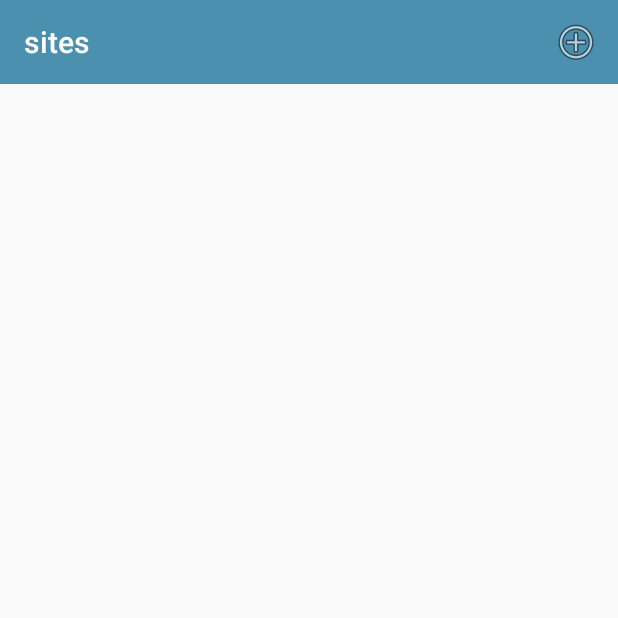
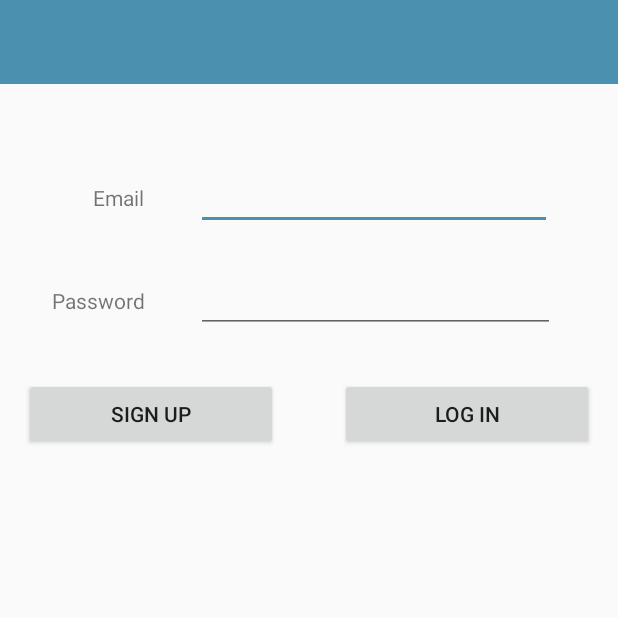
Before and after one commit to MasiSchneider/KAPK_archeological_sites, an Android app: the screen it shows after launch (SiteListActivity before the commit, LoginAcitivity after it), on a phone screen of 412 x 824 dp, the top half of it. Run offline under Robolectric (Android 15) with nearby library versions, the phone set to English and light mode, and no system bars; 1 statement that could not run was skipped.

Commit message:
V2 - Additional Features: Signup/Login, User Persistence (JSON), Logout

```diff
--- a/app/src/main/java/org/wit/sites/activities/SiteListActivity.kt
+++ b/app/src/main/java/org/wit/sites/activities/SiteListActivity.kt
@@ -11,6 +11,7 @@ import org.jetbrains.anko.intentFor
 
 import org.jetbrains.anko.startActivityForResult
 import org.wit.sites.R
+import org.wit.sites.activities.login.LoginAcitivity
 import org.wit.sites.main.MainApp
 import org.wit.sites.models.SiteModel
 
@@ -23,7 +24,7 @@ class SiteListActivity : AppCompatActivity(), SiteListener {
         setContentView(R.layout.activity_site_list)
         app = application as MainApp
 
-        toolbar.title = title
+        toolbar.title = "${title}: ${app.user.email}"
         setSupportActionBar(toolbar)
 
         val layoutManager = LinearLayoutManager(this)
@@ -39,6 +40,8 @@ class SiteListActivity : AppCompatActivity(), SiteListener {
     override fun onOptionsItemSelected(item: MenuItem): Boolean {
         when (item.itemId) {
             R.id.item_add -> startActivityForResult<SiteActivity>(0)
+            R.id.item_settings -> startActivityForResult<SettingsActivity>(0)
+            R.id.item_logout -> startActivityForResult<LoginAcitivity>(0)
         }
         return super.onOptionsItemSelected(item)
     }
--- a/app/src/main/java/org/wit/sites/activities/SplashActivity.kt
+++ b/app/src/main/java/org/wit/sites/activities/SplashActivity.kt
@@ -8,6 +8,7 @@ import kotlinx.android.synthetic.main.activity_splash.*
 import org.jetbrains.anko.doAsync
 import org.jetbrains.anko.uiThread
 import org.wit.sites.R
+import org.wit.sites.activities.login.LoginAcitivity
 import java.util.*
 
 
@@ -20,7 +21,7 @@ class SplashActivity : AppCompatActivity() {
             override fun onTick(millisUntilFinished: Long) {
             }
             override fun onFinish() {
-                startActivity(Intent(applicationContext, SiteListActivity::class.java))
+                startActivity(Intent(applicationContext, LoginAcitivity::class.java))
             }
         }.start()
     }
--- /dev/null
+++ b/app/src/main/java/org/wit/sites/activities/login/LoginAcitivity.kt
@@ -0,0 +1,68 @@
+package org.wit.sites.activities.login
+
+import android.os.Bundle
+import android.view.View
+import androidx.appcompat.app.AppCompatActivity
+import kotlinx.android.synthetic.main.activity_login.*
+import org.jetbrains.anko.AnkoLogger
+import org.jetbrains.anko.startActivityForResult
+import org.jetbrains.anko.toast
+import org.wit.sites.R
+import org.wit.sites.activities.SiteListActivity
+import org.wit.sites.main.MainApp
+import org.wit.sites.models.UserModel
+import org.wit.sites.models.UserStore
+import org.wit.sites.models.json.users.UserJSONStore
+
+class LoginAcitivity : AppCompatActivity(), AnkoLogger {
+    lateinit var app: MainApp
+    lateinit var users: UserJSONStore
+
+    override fun onCreate(savedInstanceState: Bundle?) {
+        super.onCreate(savedInstanceState)
+        setContentView(R.layout.activity_login)
+        progressBar.visibility = View.GONE
+
+        app = application as MainApp
+        users = UserJSONStore(applicationContext)
+
+        signUp.setOnClickListener {
+            if (email.text.toString() == "" || password.text.toString() == "") {
+                toast("Please provide email + password")
+            } else {
+                var user = UserModel()
+                user.email = email.text.toString()
+                user.password = password.text.toString()
+                user = users.create(user)
+                if(user.id != 0L)
+                {
+                    app.user = user
+                    startActivityForResult<SiteListActivity>(0)
+                }
+                else
+                    toast("Email already in use")
+            }
+        }
+
+        logIn.setOnClickListener {
+            val email = email.text.toString()
+            val password = password.text.toString()
+            if (email == "" || password == "") {
+                toast("Please provide email + password")
+            }
+            else {
+                var foundUser=users.findByEmailPassword(email, password)
+                if(foundUser==null)
+                    toast("Authentification failed")
+                else
+                {
+                    app.user = foundUser
+                    startActivityForResult<SiteListActivity>(0)
+                }
+
+            }
+        }
+    }
+
+
+}
--- a/app/src/main/java/org/wit/sites/models/SiteModel.kt
+++ b/app/src/main/java/org/wit/sites/models/SiteModel.kt
@@ -7,6 +7,7 @@ import java.util.*
 @Parcelize
 data class SiteModel(var id: Long = 0,
                      var fbId: String = "",
+                     var jsonId: String = "",
                      var title: String = "",
                      var description: String = "",
                      var image1: String = "",
--- /dev/null
+++ b/app/src/main/java/org/wit/sites/models/UserStore.kt
@@ -0,0 +1,9 @@
+package org.wit.sites.models
+
+interface UserStore {
+    fun create(user: UserModel) : UserModel
+    fun changeEmail(id: Long, email: String)
+    fun changePassword(id: Long, password: String)
+    fun findById(id:Long) : UserModel?
+    fun findByEmailPassword(username: String, password: String) : UserModel?
+}
--- a/app/src/main/java/org/wit/sites/models/json/SiteJSONStore.kt
+++ b/app/src/main/java/org/wit/sites/models/json/sites/SiteJSONStore.kt
@@ -1,4 +1,4 @@
-package org.wit.sites.models.json
+package org.wit.sites.models.json.sites
 
 import android.content.Context
 import com.google.gson.Gson
--- /dev/null
+++ b/app/src/main/res/layout/activity_login.xml
@@ -0,0 +1,131 @@
+<?xml version="1.0" encoding="utf-8"?>
+<androidx.constraintlayout.widget.ConstraintLayout
+    xmlns:android="http://schemas.android.com/apk/res/android"
+    xmlns:app="http://schemas.android.com/apk/res-auto"
+    xmlns:tools="http://schemas.android.com/tools"
+    android:layout_width="match_parent"
+    android:layout_height="match_parent"
+    tools:context="org.wit.sites.activities.login.LoginAcitivity">
+
+    <com.google.android.material.appbar.AppBarLayout
+        android:id="@+id/appBarLayout"
+        android:layout_width="match_parent"
+        android:layout_height="wrap_content"
+        app:layout_constraintTop_toTopOf="parent"
+        android:background="@color/colorAccent"
+        android:fitsSystemWindows="true"
+        app:elevation="0dip"
+        app:theme="@style/ThemeOverlay.AppCompat.Dark.ActionBar">
+
+        <androidx.appcompat.widget.Toolbar
+            android:id="@+id/toolbar"
+            android:layout_width="match_parent"
+            android:layout_height="wrap_content"
+            app:titleTextColor="@color/colorPrimary" />
+
+    </com.google.android.material.appbar.AppBarLayout>
+
+    <androidx.constraintlayout.widget.ConstraintLayout
+        android:layout_width="match_parent"
+        android:layout_height="match_parent"
+        android:layout_marginStart="8dp"
+        android:layout_marginEnd="8dp"
+        android:layout_marginBottom="16dp"
+        app:layout_constraintBottom_toBottomOf="parent"
+        app:layout_constraintEnd_toEndOf="parent"
+        app:layout_constraintHorizontal_bias="0.0"
+        app:layout_constraintStart_toStartOf="parent"
+        app:layout_constraintTop_toTopOf="parent"
+        app:layout_constraintVertical_bias="0.0">
+
+
+        <EditText
+            android:id="@+id/email"
+            android:layout_width="237dp"
+            android:layout_height="wrap_content"
+            android:layout_marginStart="8dp"
+            android:layout_marginTop="108dp"
+            android:layout_marginEnd="36dp"
+            android:ems="10"
+            android:inputType="textEmailAddress"
+            app:layout_constraintEnd_toEndOf="parent"
+            app:layout_constraintHorizontal_bias="1.0"
+            app:layout_constraintStart_toEndOf="@+id/textView"
+            app:layout_constraintTop_toTopOf="parent" />
+
+        <TextView
+            android:id="@+id/textView"
+            android:layout_width="72dp"
+            android:layout_height="23dp"
+            android:layout_marginStart="16dp"
+            android:text="Email"
+            android:textAlignment="textEnd"
+            app:layout_constraintBaseline_toBaselineOf="@+id/email"
+            app:layout_constraintStart_toStartOf="parent" />
+
+        <EditText
+            android:id="@+id/password"
+            android:layout_width="239dp"
+            android:layout_height="wrap_content"
+            android:layout_marginTop="8dp"
+            android:ems="10"
+            android:inputType="textPassword"
+            app:layout_constraintBottom_toBottomOf="parent"
+            app:layout_constraintEnd_toEndOf="@+id/email"
+            app:layout_constraintHorizontal_bias="0.0"
+            app:layout_constraintStart_toStartOf="@+id/email"
+            app:layout_constraintTop_toBottomOf="@+id/email"
+            app:layout_constraintVertical_bias="0.026" />
+
+        <TextView
+            android:id="@+id/textView2"
+            android:layout_width="70dp"
+            android:layout_height="29dp"
+            android:text="Password"
+            android:textAlignment="textEnd"
+            app:layout_constraintBaseline_toBaselineOf="@+id/password"
+            app:layout_constraintEnd_toEndOf="@+id/textView"
+            app:layout_constraintHorizontal_bias="1.0"
+            app:layout_constraintStart_toStartOf="@+id/textView" />
+
+        <Button
+            android:id="@+id/signUp"
+            android:layout_width="169dp"
+            android:layout_height="wrap_content"
+            android:layout_marginStart="8dp"
+            android:layout_marginTop="32dp"
+            android:text="Sign Up"
+            app:layout_constraintStart_toStartOf="parent"
+            app:layout_constraintTop_toBottomOf="@+id/textView2" />
+
+        <Button
+            android:id="@+id/logIn"
+            android:layout_width="169dp"
+            android:layout_height="wrap_content"
+            android:layout_marginStart="8dp"
+            android:layout_marginTop="8dp"
+            android:layout_marginEnd="8dp"
+            android:text="Log In"
+            app:layout_constraintBottom_toBottomOf="@+id/signUp"
+            app:layout_constraintEnd_toEndOf="parent"
+            app:layout_constraintHorizontal_bias="1.0"
+            app:layout_constraintStart_toEndOf="@+id/signUp"
+            app:layout_constraintTop_toBottomOf="@+id/password"
+            app:layout_constraintVertical_bias="1.0" />
+
+        <ProgressBar
+            android:id="@+id/progressBar"
+            style="@style/Widget.AppCompat.ProgressBar"
+            android:layout_width="196dp"
+            android:layout_height="96dp"
+            android:layout_marginStart="8dp"
+            android:layout_marginTop="8dp"
+            android:layout_marginEnd="8dp"
+            android:layout_marginBottom="8dp"
+            app:layout_constraintBottom_toBottomOf="parent"
+            app:layout_constraintEnd_toEndOf="parent"
+            app:layout_constraintStart_toStartOf="parent"
+            app:layout_constraintTop_toBottomOf="@+id/signUp" />
+    </androidx.constraintlayout.widget.ConstraintLayout>
+
+</androidx.constraintlayout.widget.ConstraintLayout>
--- a/app/src/main/res/values/strings.xml
+++ b/app/src/main/res/values/strings.xml
@@ -3,7 +3,7 @@
     <string name="button_addSite">Add site</string>
     <string name="hint_siteTitle">Site title</string>
     <string name="hint_siteDescription">Description </string>
-    <string name="menu_addSite">Add</string>
+    <string name="menu_addSite">Add Site</string>
     <string name="menu_cancelSite">Cancel</string>
     <string name="menu_deleteSite">Delete</string>
     <string name="menu_saveSite">Save</string>
@@ -16,4 +16,6 @@
     <string name="hint_notes">notes</string>
     <string name="title_activity_map">Map</string>
     <string name="button_setLocation">SET LOCATION</string>
+    <string name="menu_logout">Logout</string>
+    <string name="menu_settings">Settings</string>
 </resources>
```
Also changed, not shown: app/src/main/AndroidManifest.xml (+11 -0 lines), app/src/main/java/org/wit/sites/activities/SettingsActivity.kt (added, +13 -0 lines), app/src/main/java/org/wit/sites/main/MainApp.kt (+6 -3 lines), app/src/main/java/org/wit/sites/models/UserModel.kt (added, +9 -0 lines), app/src/main/java/org/wit/sites/models/json/users/UserJSONStore.kt (added, +85 -0 lines), app/src/main/res/layout/activity_settings.xml (added, +18 -0 lines), app/src/main/res/menu/menu_main.xml (+12 -2 lines).
